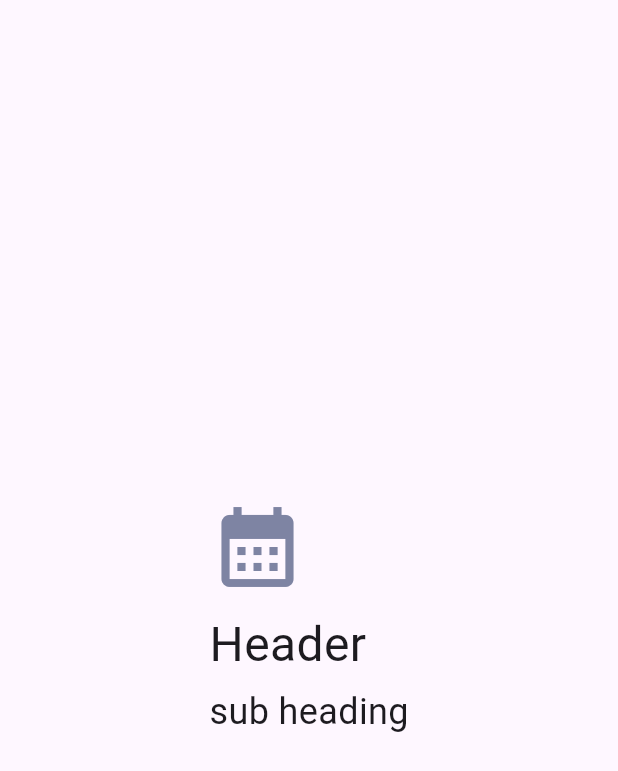
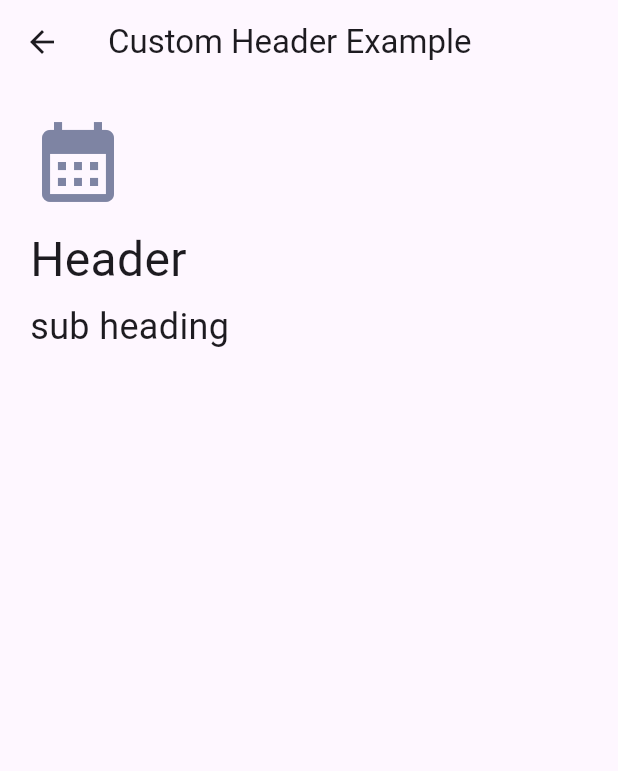
Before and after one commit to Upside-Solutions-Pvt-Ltd/upside_component_lib, a Flutter app: the CustomHeaderScreen screen opened directly, on a phone screen of 412 x 824 dp. Shown: the top 771 px of the screen. Run offline on Flutter 3.47's test engine with Material 3 defaults, Android fonts, the phone set to English and light mode, and no system bars; our stand-ins replace plugin_platform_interface, table_calendar, web.

Commit message:
add constants and colors

```diff
--- a/example/lib/component/custom_header_screen.dart
+++ b/example/lib/component/custom_header_screen.dart
@@ -7,10 +7,8 @@ class CustomHeaderScreen extends StatelessWidget {
   @override
   Widget build(BuildContext context) {
     return Scaffold(
-      body: Center(
-        child: Column(
-          mainAxisAlignment: MainAxisAlignment.center,
-
+      appBar: AppBar(title: const Text('Custom Header Example')),
+      body: Column(
         children: [
           Header.customHeader(
             context: context,
@@ -20,7 +18,6 @@ class CustomHeaderScreen extends StatelessWidget {
           ),
         ],
       ),
-      ),
     );
   }
 }
--- a/lib/config/default_values.dart
+++ b/lib/config/default_values.dart
@@ -5,7 +5,6 @@ class ButtonConstants {
   static const EdgeInsets buttonPadding = EdgeInsets.fromLTRB(24, 16, 24, 16);
   static const double defaultBorderWidth = 1.0;
   static const double defaultIconSize = 24.0;
-
 }
 
 class TextFieldConstants {
@@ -15,5 +14,9 @@ class TextFieldConstants {
   static const double disabledTextFieldBorderWidth = 1.0;
 
   static const double textFieldRadius = 4.0;
+}
 
+class CustomHeaderConstants {
+  static const double iconSize = 64.0;
+  static const double headerPadding = 20.0;
 }
--- a/lib/theme/app_colors.dart
+++ b/lib/theme/app_colors.dart
@@ -41,4 +41,6 @@ class AppColors {
 
   static const Color calendarFocused = Color(0xFF6750A4);
   static const Color calendarFocusedBorder = Color(0xFF6750A4);
+
+  static const Color customHeaderIcon = Color(0xFF7E84A3);
 }
--- a/lib/ui/component/header/custom_header.dart
+++ b/lib/ui/component/header/custom_header.dart
@@ -1,4 +1,6 @@
 import 'package:flutter/material.dart';
+import 'package:upside_component_lib/config/default_values.dart';
+import 'package:upside_component_lib/theme/app_colors.dart';
 
 class Header {
   static Widget customHeader({
@@ -8,10 +10,17 @@ class Header {
     required IconData icon,
     VoidCallback? onIconPressed,
   }) {
-    return Column(
+    return Padding(
+      padding: const EdgeInsets.all(CustomHeaderConstants.headerPadding),
+      child: Column(
+        mainAxisAlignment: MainAxisAlignment.start,
         crossAxisAlignment: CrossAxisAlignment.start,
         children: [
-        Icon(icon, size: 64, color: Color(0xFF7E84A3)),
+          Icon(
+            icon,
+            size: CustomHeaderConstants.iconSize,
+            color: AppColors.customHeaderIcon,
+          ),
           SizedBox(height: 10),
           Text(
             headerText,
@@ -29,6 +38,7 @@ class Header {
             ),
           ),
         ],
+      ),
     );
   }
 }
```
Lines whose indentation alone changed are shown as unchanged.
